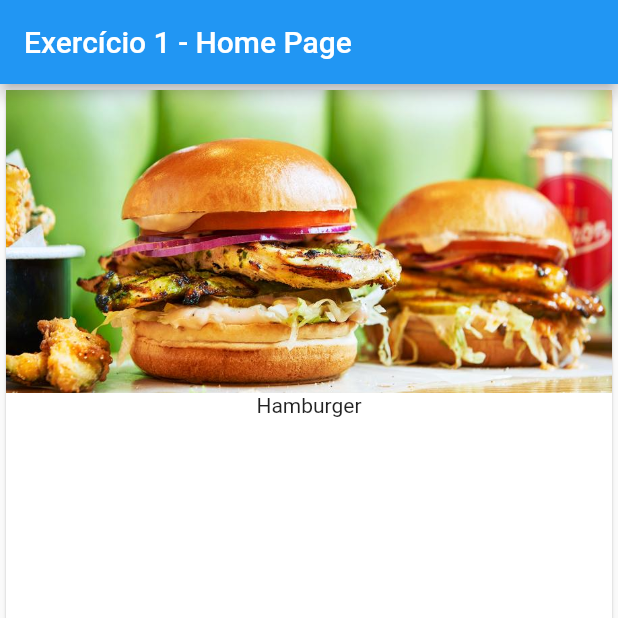
After one commit to pedrochamberlain/INF1300, a Flutter app: the screen it shows after launch, on a phone screen of 412 x 824 dp, the top half of it. The commit adds this screen. Run offline on Flutter 3.47's test engine with Material 2 defaults, Android fonts, the phone set to English and light mode, and no system bars.

Commit message:
create pair widget

```diff
--- a/puc/exercicio_01/lib/main.dart
+++ b/puc/exercicio_01/lib/main.dart
@@ -1,4 +1,5 @@
 import 'package:flutter/material.dart';
+import 'pair.dart';
 
 void main() {
   runApp(MyApp());
@@ -36,13 +37,9 @@ class _MyHomePageState extends State<MyHomePage> {
       appBar: AppBar(
         title: Text(widget.title),
       ),
-      body: Card(
-        child: Column(
-          children: <Widget>[
-            Image.asset('assets/burger.jpg'),
-            Text('Hamburguer'),
-          ],
-        ),
+      body: Pair(
+        imgFile: 'assets/burger.jpg',
+        title: 'Hamburger',
       ),
     );
   }
--- /dev/null
+++ b/puc/exercicio_01/lib/pair.dart
@@ -0,0 +1,26 @@
+import 'package:flutter/material.dart';
+
+class Pair extends StatelessWidget {
+  const Pair({
+    Key key,
+    @required this.imgFile,
+    @required this.title,
+  })  : assert(imgFile != null),
+        assert(title != null),
+        super(key: key);
+
+  final String imgFile;
+  final String title;
+
+  @override
+  Widget build(BuildContext context) {
+    return Card(
+      child: Column(
+        children: [
+          Image.asset(imgFile),
+          Text(title),
+        ],
+      ),
+    );
+  }
+}
```
